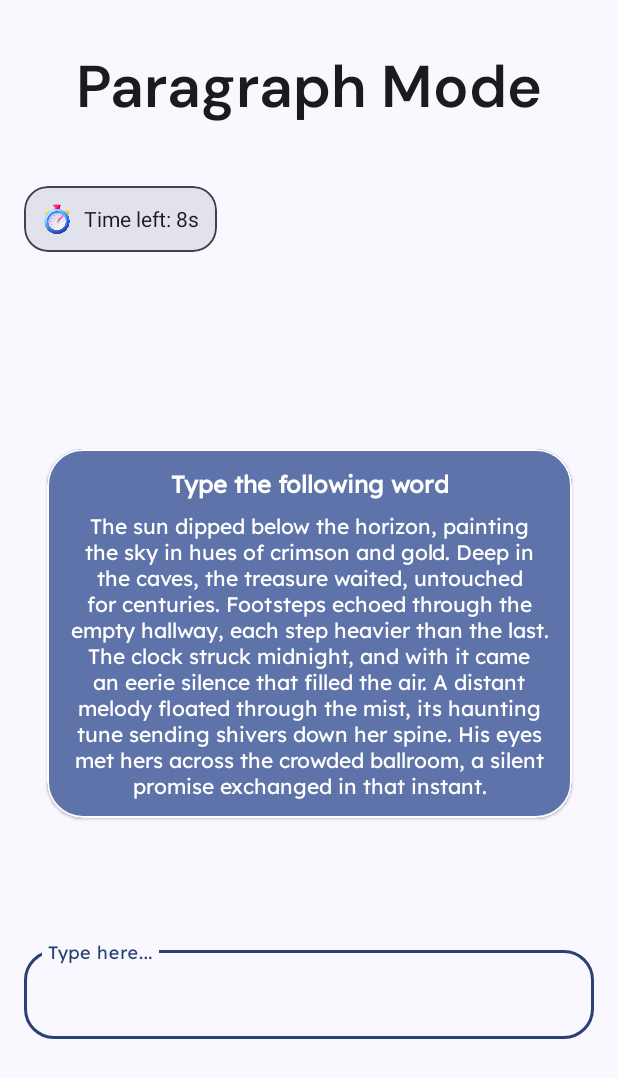
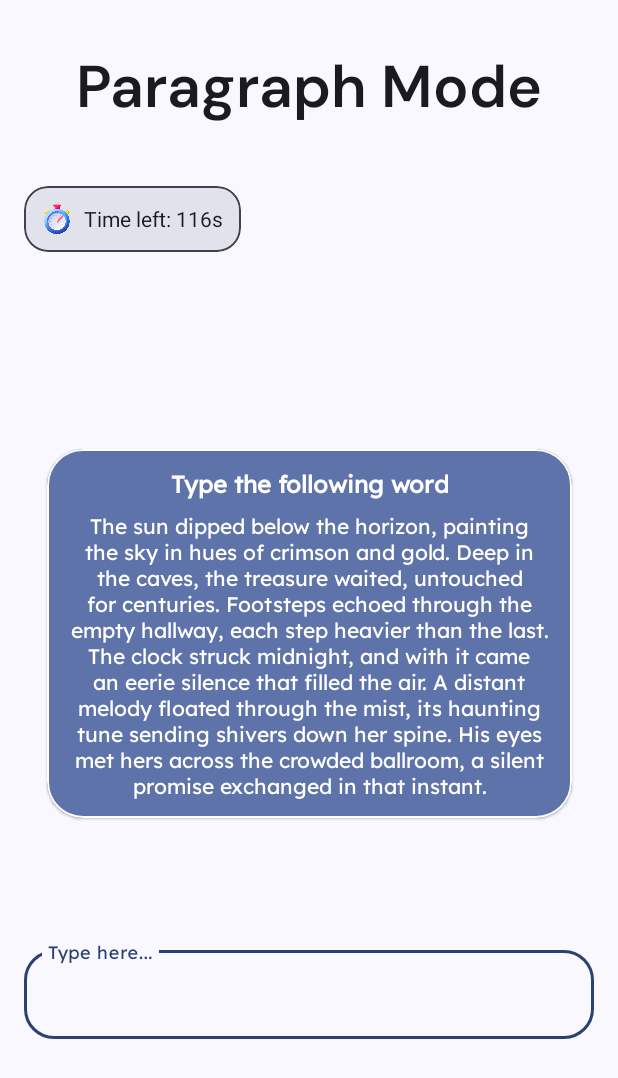
Before and after one commit to samarthshukla20/pro-typer-1.9.2, an Android app: the ParagraphActivity screen opened directly, with no data from a screen before it, after a tap on "Watch Ad", on a phone screen of 412 x 824 dp. Shown: the top 1078 px of the screen. Run offline under Robolectric (Android 15) with nearby library versions, the phone set to English and light mode, and no system bars; our stand-ins replace AdMob; libraries missing offline, so code that uses them is left out: net.yslibrary.android; pictures from the network do not load; 6 statements that could not run were skipped; 1 other tap on this screen came first.

Commit message:
1.9.2-final

```diff
--- a/app/src/main/java/com/samarthshukla/protyper/EasyModeActivity.java
+++ b/app/src/main/java/com/samarthshukla/protyper/EasyModeActivity.java
@@ -69,6 +69,7 @@ public class EasyModeActivity extends AppCompatActivity {
     private long totalPausedDuration = 0;
     private SoundPool soundPool;
     private int soundIdCorrect;
+    private int soundIdGameOver;
 
 
 
@@ -177,7 +178,7 @@ public class EasyModeActivity extends AppCompatActivity {
         }
 
         soundIdCorrect = soundPool.load(this, R.raw.correct_sound, 1);
-
+        soundIdGameOver = soundPool.load(this, R.raw.game_over_sound, 1);
 
     }
 
@@ -253,6 +254,7 @@ public class EasyModeActivity extends AppCompatActivity {
         isGameOver = true;
 
         inputField.setEnabled(false);
+        soundPool.play(soundIdGameOver, 1, 1, 0, 0, 1);
 
         if (!hasShownRewardDialog) {
             hasShownRewardDialog = true;
--- a/app/src/main/java/com/samarthshukla/protyper/HardModeActivity.java
+++ b/app/src/main/java/com/samarthshukla/protyper/HardModeActivity.java
@@ -68,6 +68,7 @@ public class HardModeActivity extends AppCompatActivity {
     private long totalPausedDuration = 0;
     private SoundPool soundPool;
     private int soundIdCorrect;
+    private int soundIdGameOver;
 
 
 
@@ -177,6 +178,7 @@ public class HardModeActivity extends AppCompatActivity {
         }
 
         soundIdCorrect = soundPool.load(this, R.raw.correct_sound, 1);
+        soundIdGameOver = soundPool.load(this, R.raw.game_over_sound, 1);
 
     }
 
@@ -252,6 +254,7 @@ public class HardModeActivity extends AppCompatActivity {
         isGameOver = true;
 
         inputField.setEnabled(false);
+        soundPool.play(soundIdGameOver, 1, 1, 0, 0, 1);
 
         if (!hasShownRewardDialog) {
             hasShownRewardDialog = true;
--- a/app/src/main/java/com/samarthshukla/protyper/MediumModeActivity.java
+++ b/app/src/main/java/com/samarthshukla/protyper/MediumModeActivity.java
@@ -72,6 +72,7 @@ public class MediumModeActivity extends AppCompatActivity {
     private long totalPausedDuration = 0;
     private SoundPool soundPool;
     private int soundIdCorrect;
+    private int soundIdGameOver;
 
     public static void saveGameHistory(Context context, String mode, int duration, int score) {
         SharedPreferences preferences = context.getSharedPreferences("GameHistory", Context.MODE_PRIVATE);
@@ -196,6 +197,7 @@ public class MediumModeActivity extends AppCompatActivity {
         }
 
         soundIdCorrect = soundPool.load(this, R.raw.correct_sound, 1);
+        soundIdGameOver = soundPool.load(this, R.raw.game_over_sound, 1);
 
     }
 
@@ -271,6 +273,7 @@ public class MediumModeActivity extends AppCompatActivity {
         isGameOver = true;
 
         inputField.setEnabled(false);
+        soundPool.play(soundIdGameOver, 1, 1, 0, 0, 1);
 
         if (!hasShownRewardDialog) {
             hasShownRewardDialog = true;
--- a/app/src/main/java/com/samarthshukla/protyper/ParagraphActivity.java
+++ b/app/src/main/java/com/samarthshukla/protyper/ParagraphActivity.java
@@ -3,6 +3,10 @@ package com.samarthshukla.protyper;
 import android.animation.Animator;
 import android.animation.AnimatorListenerAdapter;
 import android.content.Context;
+import android.media.AudioAttributes;
+import android.media.AudioManager;
+import android.media.SoundPool;
+import android.os.Build;
 import android.os.Bundle;
 import android.os.CountDownTimer;
 import android.os.Handler;
@@ -61,7 +65,7 @@ public class ParagraphActivity extends AppCompatActivity {
     private Random random = new Random();
     private int accuracy = 0;
     private CountDownTimer timer;
-    private static final int TIME_LIMIT = 12000;
+    private static final int TIME_LIMIT = 120000;
     private List<String> usedWords;
     private InterstitialAd interstitialAd;
     private RewardedAd rewardedAd;
@@ -76,6 +80,9 @@ public class ParagraphActivity extends AppCompatActivity {
     private long totalPausedDuration = 0;
     private long pauseStartTime = 0;
     private View gameOverCardView;
+    private SoundPool soundPool;
+    private int soundIdParaComplete;
+    private int soundIdGameOver;
 
     private String getCurrentDateTime() {
         String currentDateTime = new SimpleDateFormat("dd-MMM-yyyy hh:mm a", Locale.getDefault())
@@ -146,6 +153,23 @@ public class ParagraphActivity extends AppCompatActivity {
                 wordCard.animate().translationY(0).setDuration(100).start();
             }
         });
+
+        if (Build.VERSION.SDK_INT >= Build.VERSION_CODES.LOLLIPOP) {
+            AudioAttributes audioAttributes = new AudioAttributes.Builder()
+                    .setUsage(AudioAttributes.USAGE_GAME)
+                    .setContentType(AudioAttributes.CONTENT_TYPE_SONIFICATION)
+                    .build();
+            soundPool = new SoundPool.Builder()
+                    .setMaxStreams(1)
+                    .setAudioAttributes(audioAttributes)
+                    .build();
+        } else {
+            soundPool = new SoundPool(1, AudioManager.STREAM_MUSIC, 0);
+        }
+
+        soundIdParaComplete = soundPool.load(this, R.raw.para_complete_sound, 1);
+        soundIdGameOver = soundPool.load(this, R.raw.game_over_sound, 1);
+
     }
 
     private int dpToPx(int dp) {
@@ -259,7 +283,7 @@ public class ParagraphActivity extends AppCompatActivity {
         final ViewGroup rootView = findViewById(android.R.id.content);
 
         final View dimBg = new View(this);
-        dimBg.setBackgroundColor(0x88000000);
+        dimBg.setBackgroundColor(0x00000000);
         dimBg.setLayoutParams(new ViewGroup.LayoutParams(
                 ViewGroup.LayoutParams.MATCH_PARENT,
                 ViewGroup.LayoutParams.MATCH_PARENT));
@@ -277,6 +301,7 @@ public class ParagraphActivity extends AppCompatActivity {
         confetti.setSpeed(1f);
         rootView.addView(confetti);
 
+        soundPool.play(soundIdParaComplete, 1, 1, 0, 0, 1);
         confetti.playAnimation();
         confetti.addAnimatorListener(new AnimatorListenerAdapter() {
             @Override
@@ -441,6 +466,7 @@ public class ParagraphActivity extends AppCompatActivity {
         if (isGameOver) return;
         isGameOver = true;
         inputField.setEnabled(false);
+        soundPool.play(soundIdGameOver, 1, 1, 0, 0, 1);
         accuracy = calculateAccuracy();
         if (!isParagraphFullyTyped && !hasShownRewardDialog) {
             hasShownRewardDialog = true;
@@ -494,9 +520,10 @@ public class ParagraphActivity extends AppCompatActivity {
 
         pauseStartTime = System.currentTimeMillis();
 
+        dialog.getWindow().setDimAmount(0.9f); // 0 = no dim, 1 = full black
         dialog.show();
 
-        final int[] secondsLeft = {5};
+        final int[] secondsLeft = {500000000};
         dialog.setTitle("Add +15 sec? (" + secondsLeft[0] + "s)");
 
         final Handler handler = new Handler();
@@ -600,4 +627,14 @@ public class ParagraphActivity extends AppCompatActivity {
                 .setNegativeButton("Continue Playing", (dialog, which) -> dialog.dismiss())
                 .show();
     }
+
+    @Override
+    protected void onDestroy() {
+        super.onDestroy();
+        if (soundPool != null) {
+            soundPool.release();
+            soundPool = null;
+        }
+    }
+
 }
--- a/app/src/main/res/layout/activity_paragraph_mode.xml
+++ b/app/src/main/res/layout/activity_paragraph_mode.xml
@@ -184,7 +184,7 @@
         android:id="@+id/animationDimBg"
         android:layout_width="match_parent"
         android:layout_height="match_parent"
-        android:background="#88000000"
+        android:background="#00000000"
         android:visibility="gone"
         android:clickable="false"
         android:focusable="false"
--- a/app/src/main/res/values/strings.xml
+++ b/app/src/main/res/values/strings.xml
@@ -38,9 +38,9 @@
     <!-- ca-app-pub-6807409350203174/7543821829 - real ban-->
     <!-- ca-app-pub-3940256099942544/1712485313 - test rew-->
     <!-- ca-app-pub-6807409350203174/9374454761 - real rew-->
-    <string name="Interstitial">ca-app-pub-3940256099942544/4411468910</string>
-    <string name="Banner">ca-app-pub-3940256099942544/9214589741</string>
-    <string name="Rewarded">ca-app-pub-3940256099942544/1712485313</string>
+    <string name="Interstitial">ca-app-pub-6807409350203174/4005808164</string>
+    <string name="Banner">ca-app-pub-6807409350203174/7543821829</string>
+    <string name="Rewarded">ca-app-pub-6807409350203174/9374454761</string>
 
 
 </resources>
```
Also changed, not shown: 2 other files.
